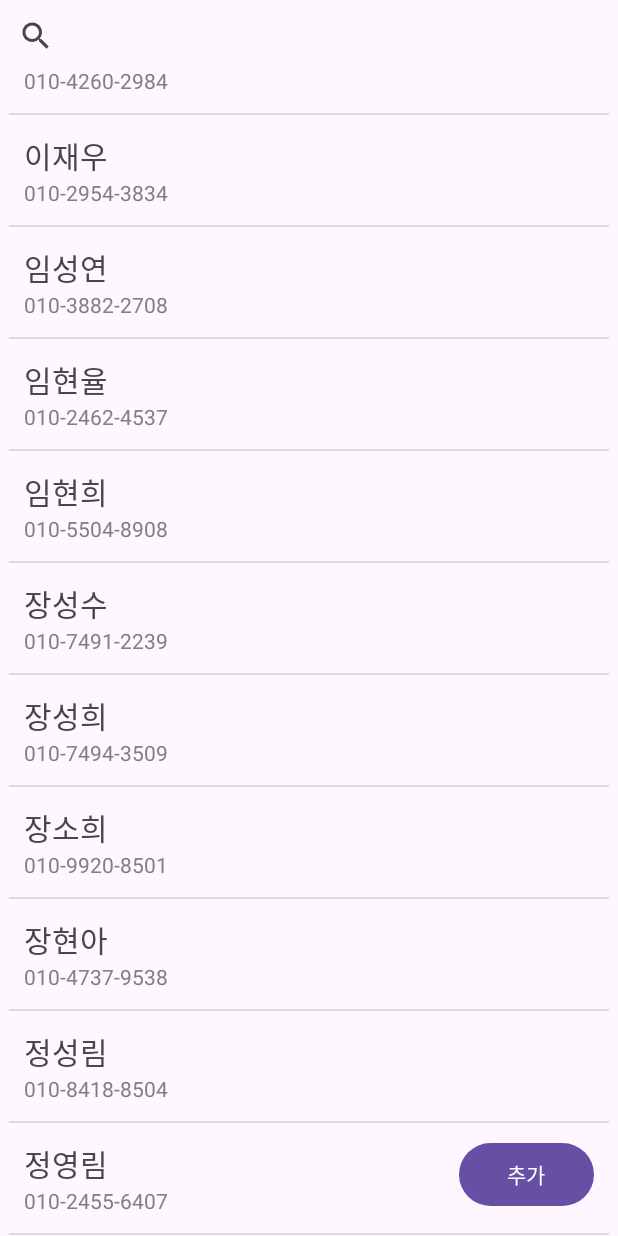
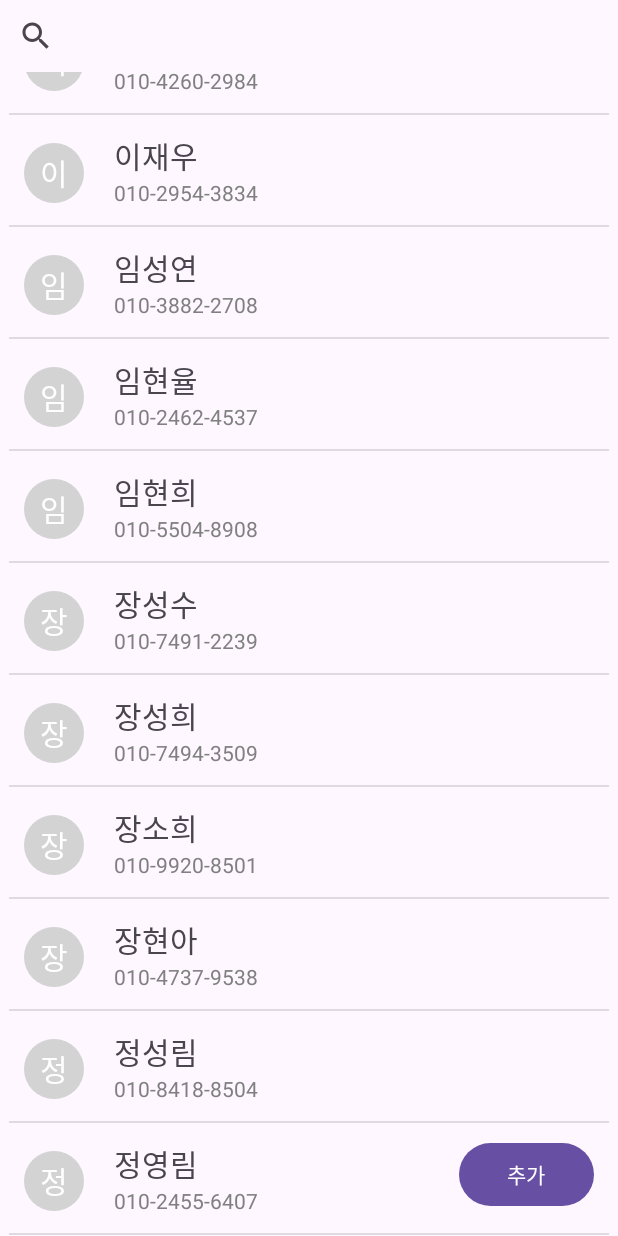
Before and after one commit to JunseoPark123/madcamp_androidproject1, an Android app: the screen it shows after launch (ContactActivity), scrolled down 1085 dp, on a phone screen of 412 x 824 dp. Run offline under Robolectric (Android 15) with nearby library versions, the phone set to English and light mode, and no system bars.

Commit message:
이름 앞에 아이콘 띄우기 성공

```diff
--- a/app/src/main/java/com/example/madcamp_androidproject/ContactAdapter.kt
+++ b/app/src/main/java/com/example/madcamp_androidproject/ContactAdapter.kt
@@ -18,6 +18,7 @@ class ContactAdapter(private val contactList: List<Contact>, private val onConta
     var filteredList = contactList
 
     inner class ViewHolder(view: View) : RecyclerView.ViewHolder(view) {
+        val contactIcon: TextView = view.findViewById(R.id.contactIcon)
         val nameTextView: TextView = view.findViewById(R.id.textViewName)
         val phoneNumberTextView: TextView = view.findViewById(R.id.textViewPhoneNumber)
 
@@ -41,6 +42,7 @@ class ContactAdapter(private val contactList: List<Contact>, private val onConta
 
     override fun onBindViewHolder(holder: ViewHolder, position: Int) {
         val contact = filteredList[position]
+        holder.contactIcon.text = contact.name.first().toString()
         holder.nameTextView.text = contact.name
         holder.phoneNumberTextView.text = contact.phoneNumber
         holder.itemView.setOnClickListener {
--- /dev/null
+++ b/app/src/main/res/drawable/circle_background.xml
@@ -0,0 +1,5 @@
+<?xml version="1.0" encoding="utf-8"?>
+<shape xmlns:android="http://schemas.android.com/apk/res/android"
+    android:shape="oval"> <!-- 원 모양 설정 -->
+    <solid android:color="#D3D3D3"/> <!-- 원의 색상 설정 -->
+</shape>
--- a/app/src/main/res/layout/activity_contact.xml
+++ b/app/src/main/res/layout/activity_contact.xml
@@ -5,6 +5,7 @@
     android:layout_width="match_parent"
     android:layout_height="match_parent"
     tools:context=".ContactActivity">
+
 
     <!-- 검색바 추가 -->
     <SearchView
--- a/app/src/main/res/layout/activity_detail_contact.xml
+++ b/app/src/main/res/layout/activity_detail_contact.xml
@@ -55,4 +55,5 @@
         app:layout_constraintTop_toTopOf="parent"
         app:layout_constraintVertical_bias="0.026" />
 
+
 </androidx.constraintlayout.widget.ConstraintLayout>
--- a/app/src/main/res/layout/item_contact.xml
+++ b/app/src/main/res/layout/item_contact.xml
@@ -7,10 +7,26 @@
     android:padding="6dp">
 
     <TextView
+        android:id="@+id/contactIcon"
+        android:layout_width="40dp"
+        android:layout_height="40dp"
+        android:layout_marginStart="10dp"
+        android:background="@drawable/circle_background"
+        android:gravity="center"
+        android:text="A"
+        android:textAlignment="center"
+        android:textColor="#FFFFFF"
+        android:textSize="20sp"
+        app:layout_constraintBottom_toBottomOf="parent"
+        app:layout_constraintStart_toStartOf="parent"
+        app:layout_constraintTop_toTopOf="parent"
+        app:layout_constraintVertical_bias="0.3" />
+
+    <TextView
         android:id="@+id/textViewName"
         android:layout_width="wrap_content"
         android:layout_height="wrap_content"
-        android:layout_marginStart="10dp"
+        android:layout_marginStart="70dp"
         android:text="Name Placeholder"
         android:textSize="20sp"
         app:layout_constraintEnd_toEndOf="parent"
@@ -22,7 +38,7 @@
         android:id="@+id/textViewPhoneNumber"
         android:layout_width="wrap_content"
         android:layout_height="wrap_content"
-        android:layout_marginStart="10dp"
+        android:layout_marginStart="70dp"
         android:text="Phone Placeholder"
         android:textColor="#808080"
         android:textSize="14sp"
```
